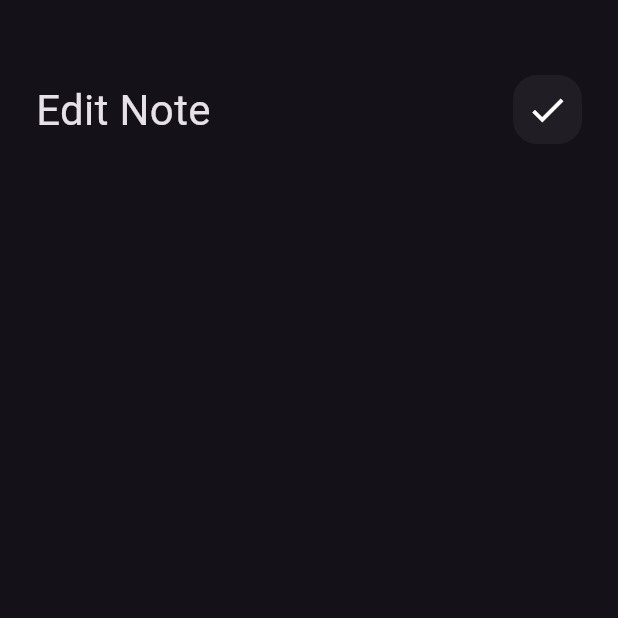
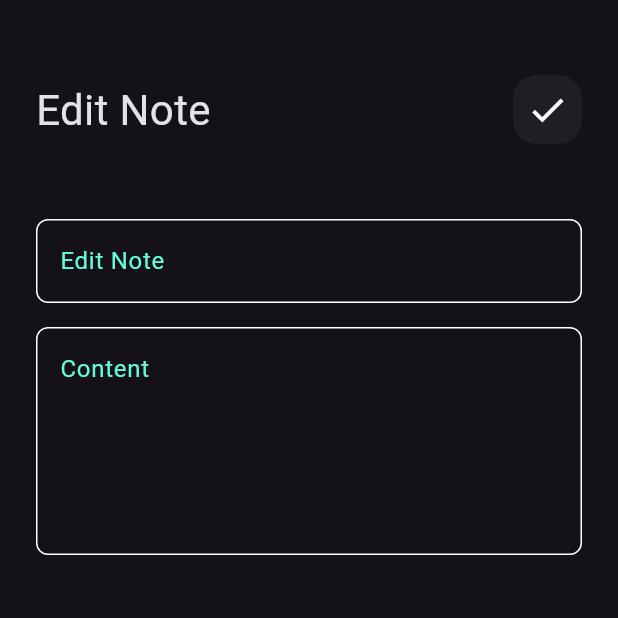
Before and after one commit to boshraelameer/flutter_notes_app, a Flutter app: the EditNoteView screen opened directly, on a phone screen of 412 x 824 dp, the top half of it. Run offline on Flutter 3.47's test engine with Material 3 defaults, Android fonts, the phone set to English and light mode, and no system bars.

```diff
--- a/lib/view/edit_note_view.dart
+++ b/lib/view/edit_note_view.dart
@@ -1,5 +1,5 @@
 import 'package:flutter/material.dart';
-import 'package:notes_app/view/widgets/edit_note_view_body.dart';
+import 'package:notes_app/view/widgets/edit_view_body.dart';
 
 class EditNoteView extends StatelessWidget {
   const EditNoteView({super.key});
--- a/lib/view/widgets/edit_note_view_body.dart
+++ b/lib/view/widgets/edit_view_body.dart
@@ -1,5 +1,6 @@
 import 'package:flutter/material.dart';
 import 'package:notes_app/view/widgets/custom_appbar.dart';
+import 'package:notes_app/view/widgets/custom_text_field.dart';
 
 class EditNoteViewBody extends StatelessWidget {
   const EditNoteViewBody({super.key});
@@ -9,13 +10,24 @@ class EditNoteViewBody extends StatelessWidget {
     return const Padding(
       padding: EdgeInsets.symmetric(horizontal: 24),
       child: Column(
-        children: const [
+        children: [
           SizedBox(
             height: 50,
           ),
           CustomAppBar(
             title: 'Edit Note',
             icon: Icons.check,
+          ),
+          SizedBox(
+            height: 50,
+          ),
+          CustomTextField(hint: 'Edit Note'),
+          SizedBox(
+            height: 16,
+          ),
+          CustomTextField(
+            hint: 'Content',
+            maxLines: 5,
           )
         ],
       ),
```
